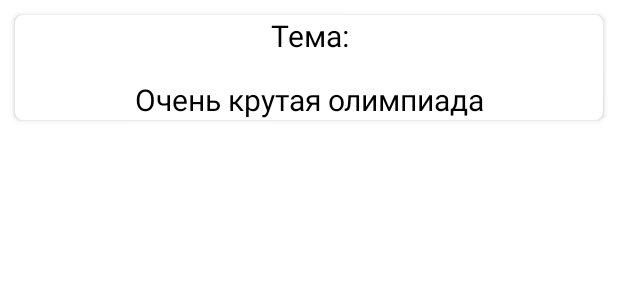
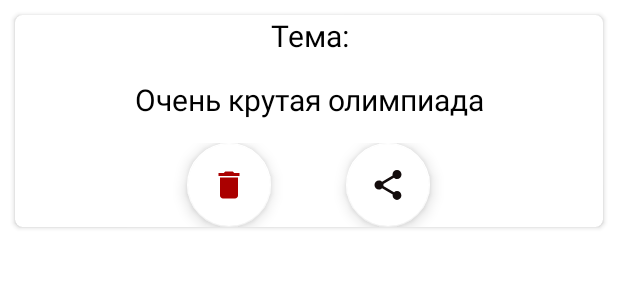
Before and after one commit to meindokuse/Messeger, an Android app: the layout event_item.xml on its own in the app's theme, with its tools: preview values and no code run, on a phone screen of 412 x 824 dp. Shown: the top 300 px of the screen. Run offline under Robolectric (Android 15) with nearby library versions, the phone set to English and light mode, and no system bars.

Commit message:
Add Event Is Sucsesful

```diff
--- a/app/src/main/java/com/example/myapplication/profile/MyViewModelFactory.kt
+++ b/app/src/main/java/com/example/myapplication/profile/MyViewModelFactory.kt
@@ -7,11 +7,12 @@ import androidx.lifecycle.ViewModelProvider
 import com.example.myapplication.reposetory.LocalReposetoryHelper
 import com.example.myapplication.viewmodel.MyViewModel
 
+
 class MyViewModelFactory(private val localReposetoryHelper: LocalReposetoryHelper) : ViewModelProvider.Factory {
 
     override fun <T : ViewModel> create(modelClass: Class<T>): T {
         if (modelClass.isAssignableFrom(MyViewModel::class.java)) {
-            return MyViewModel(localReposetoryHelper) as T
+            return MyViewModel(localReposetoryHelper,1) as T
         }
         throw IllegalArgumentException("Unknown ViewModel class")
     }
--- a/app/src/main/java/com/example/myapplication/profile/rcview/ItemListener.kt
+++ b/app/src/main/java/com/example/myapplication/profile/rcview/ItemListener.kt
@@ -1,5 +1,8 @@
 package com.example.myapplication.profile.rcview
+
+import androidx.recyclerview.widget.RecyclerView
 
 interface ItemListener {
     fun onClick(position:Int)
+
 }
--- a/app/src/main/res/drawable/baseline_delete_24.xml
+++ b/app/src/main/res/drawable/baseline_delete_24.xml
@@ -1,4 +1,4 @@
-<vector android:height="24dp" android:tint="#000000"
+<vector android:height="24dp" android:tint="#AA0000"
     android:viewportHeight="24" android:viewportWidth="24"
     android:width="24dp" xmlns:android="http://schemas.android.com/apk/res/android">
     <path android:fillColor="@android:color/white" android:pathData="M6,19c0,1.1 0.9,2 2,2h8c1.1,0 2,-0.9 2,-2V7H6v12zM19,4h-3.5l-1,-1h-5l-1,1H5v2h14V4z"/>
--- /dev/null
+++ b/app/src/main/res/drawable/baseline_share_24.xml
@@ -0,0 +1,5 @@
+<vector android:height="24dp" android:tint="#130C0C"
+    android:viewportHeight="24" android:viewportWidth="24"
+    android:width="24dp" xmlns:android="http://schemas.android.com/apk/res/android">
+    <path android:fillColor="@android:color/white" android:pathData="M18,16.08c-0.76,0 -1.44,0.3 -1.96,0.77L8.91,12.7c0.05,-0.23 0.09,-0.46 0.09,-0.7s-0.04,-0.47 -0.09,-0.7l7.05,-4.11c0.54,0.5 1.25,0.81 2.04,0.81 1.66,0 3,-1.34 3,-3s-1.34,-3 -3,-3 -3,1.34 -3,3c0,0.24 0.04,0.47 0.09,0.7L8.04,9.81C7.5,9.31 6.79,9 6,9c-1.66,0 -3,1.34 -3,3s1.34,3 3,3c0.79,0 1.5,-0.31 2.04,-0.81l7.12,4.16c-0.05,0.21 -0.08,0.43 -0.08,0.65 0,1.61 1.31,2.92 2.92,2.92 1.61,0 2.92,-1.31 2.92,-2.92s-1.31,-2.92 -2.92,-2.92z"/>
+</vector>
--- a/app/src/main/res/layout/activity_main.xml
+++ b/app/src/main/res/layout/activity_main.xml
@@ -11,7 +11,7 @@
         android:layout_width="0dp"
         android:layout_height="65dp"
         android:background="@color/black"
-        app:itemIconTint="@color/grey"
+        app:itemIconTint="@drawable/custom_selector"
         app:itemTextColor="@color/grey"
         app:layout_constraintBottom_toBottomOf="parent"
         app:layout_constraintEnd_toEndOf="parent"
--- a/app/src/main/res/layout/event_item.xml
+++ b/app/src/main/res/layout/event_item.xml
@@ -15,11 +15,6 @@
         app:layout_constraintEnd_toEndOf="parent"
         app:layout_constraintStart_toStartOf="parent"
         app:layout_constraintTop_toTopOf="parent">
-
-        <LinearLayout
-            android:layout_width="match_parent"
-            android:layout_height="match_parent"
-            android:orientation="horizontal">
 
         <LinearLayout
             android:layout_width="match_parent"
@@ -44,8 +39,33 @@
                 android:text="Очень крутая олимпиада"
                 android:textColor="@color/black"
                 android:textSize="20sp" />
+
+            <LinearLayout
+                android:layout_width="match_parent"
+                android:layout_height="match_parent"
+                android:layout_marginTop="15dp"
+                android:gravity="center"
+                android:orientation="horizontal">
+
+                <com.google.android.material.floatingactionbutton.FloatingActionButton
+                    android:id="@+id/deleteButton"
+                    android:layout_width="wrap_content"
+                    android:layout_height="wrap_content"
+                    android:layout_weight="1"
+                    android:clickable="true"
+                    android:src="@drawable/baseline_delete_24"
+                    app:backgroundTint="@color/white" />
+
+                <com.google.android.material.floatingactionbutton.FloatingActionButton
+                    android:id="@+id/shareButton"
+                    android:layout_width="wrap_content"
+                    android:layout_height="wrap_content"
+                    android:layout_marginStart="50dp"
+                    android:layout_weight="1"
+                    android:clickable="true"
+                    android:src="@drawable/baseline_share_24"
+                    app:backgroundTint="@color/white" />
             </LinearLayout>
-
         </LinearLayout>
 
     </androidx.cardview.widget.CardView>
--- a/app/src/main/res/values/colors.xml
+++ b/app/src/main/res/values/colors.xml
@@ -13,4 +13,6 @@
     <color name="for_hint">#032735</color>
 
 
+
+
 </resources>
```
Also changed, not shown: app/src/main/java/com/example/myapplication/profile/BlankFragment.kt (+25 -14 lines), app/src/main/java/com/example/myapplication/profile/EditFragmentForProfile.kt (+8 -3 lines), app/src/main/java/com/example/myapplication/profile/FragmentForEditEvents.kt (+19 -15 lines), app/src/main/java/com/example/myapplication/profile/rcview/EventListAdapter.kt (+14 -2 lines), app/src/main/java/com/example/myapplication/reposetory/LocalReposetory.kt (+5 -4 lines), app/src/main/java/com/example/myapplication/viewmodel/MyViewModel.kt (+15 -12 lines), app/src/main/res/drawable/custom_selector.xml (added, +8 -0 lines), app/src/main/res/drawable/rounded_corners_for_dialog.xml (added, +10 -0 lines), app/src/main/res/layout/fragment_for_edit_events.xml (+17 -16 lines), app/src/main/res/values/themes.xml (+14 -10 lines). Lines whose indentation alone changed are shown as unchanged.
